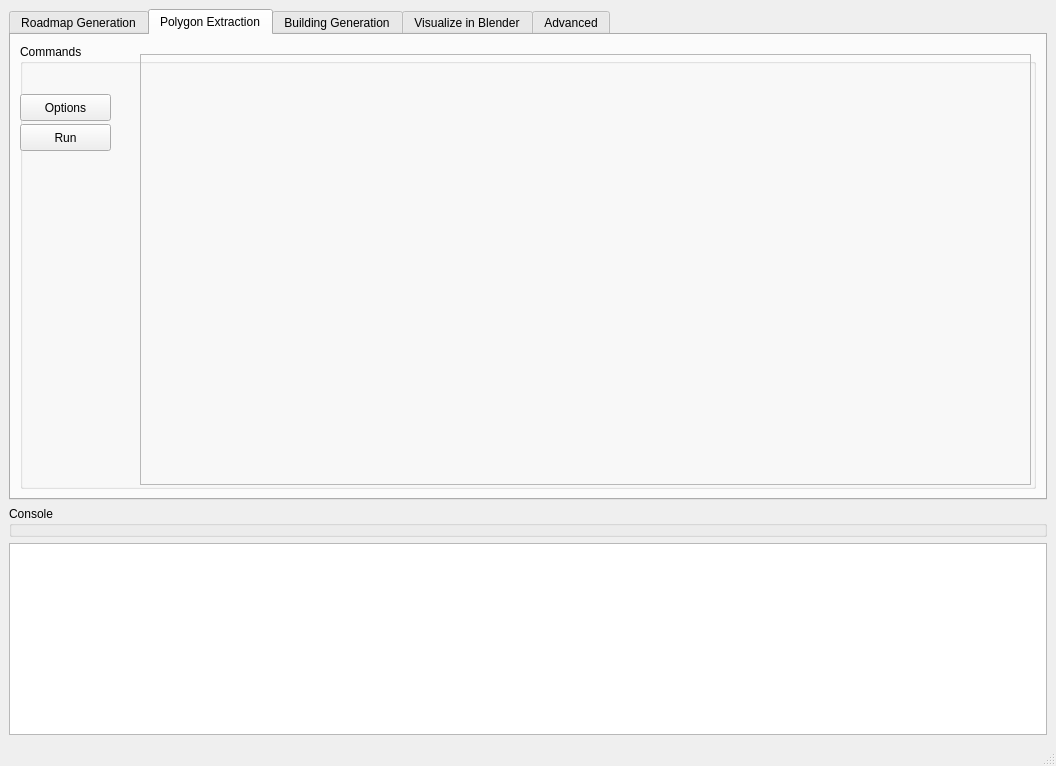
Qt form window.ui (josauder/procedural_city_generation) before a commit.
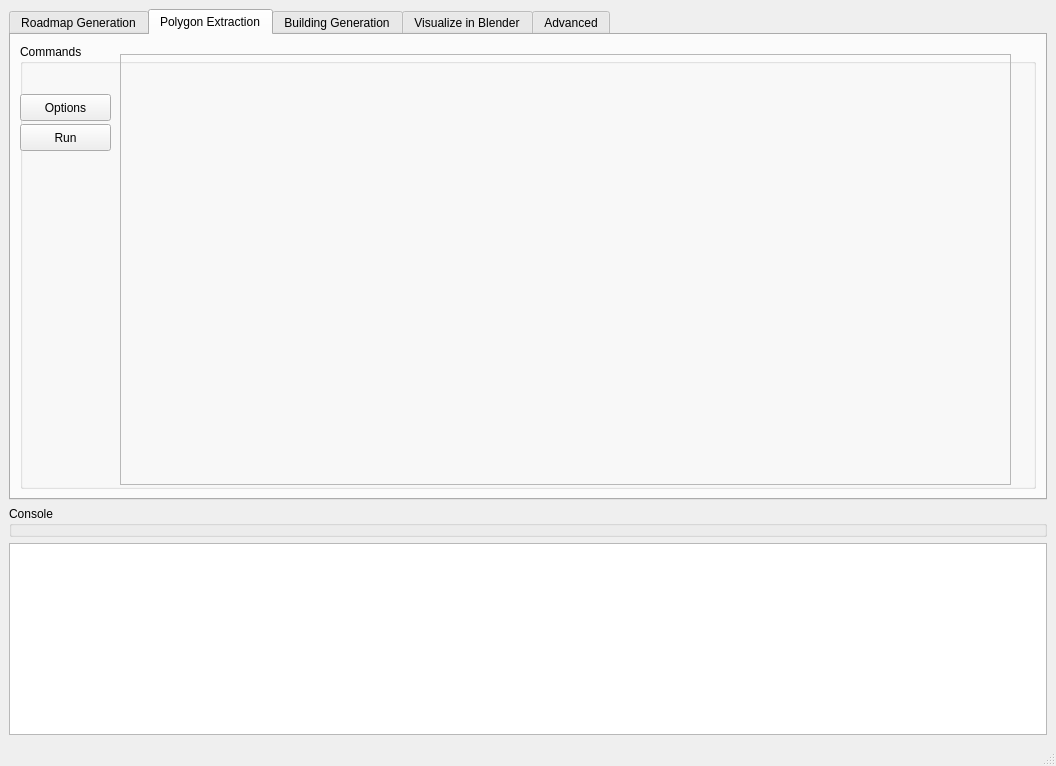
The same form after that commit. The open tabs and pages were chosen to show the change. Custom widgets are drawn as their Qt base class.

Patch:
```diff
--- a/window.ui
+++ b/window.ui
@@ -153,7 +153,7 @@
           <widget class="QFrame" name="frame_2">
            <property name="geometry">
             <rect>
-             <x>120</x>
+             <x>100</x>
              <y>10</y>
              <width>891</width>
              <height>431</height>
```
Left out of the diff: 26 changed lines with no effect on the pictures.
